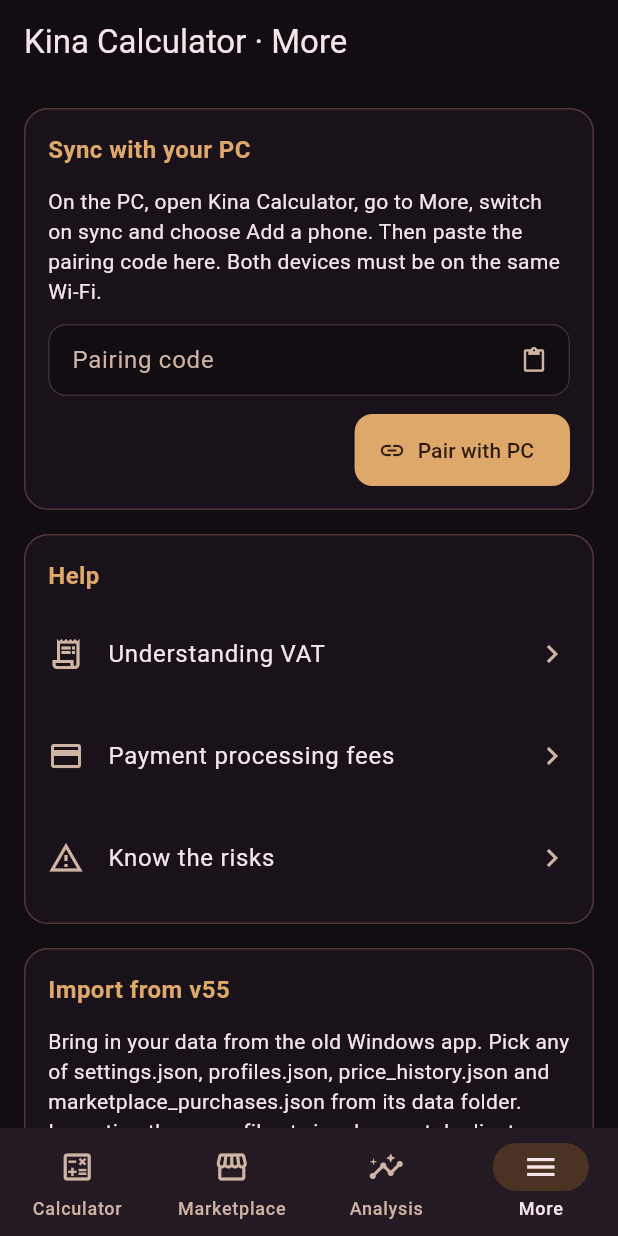
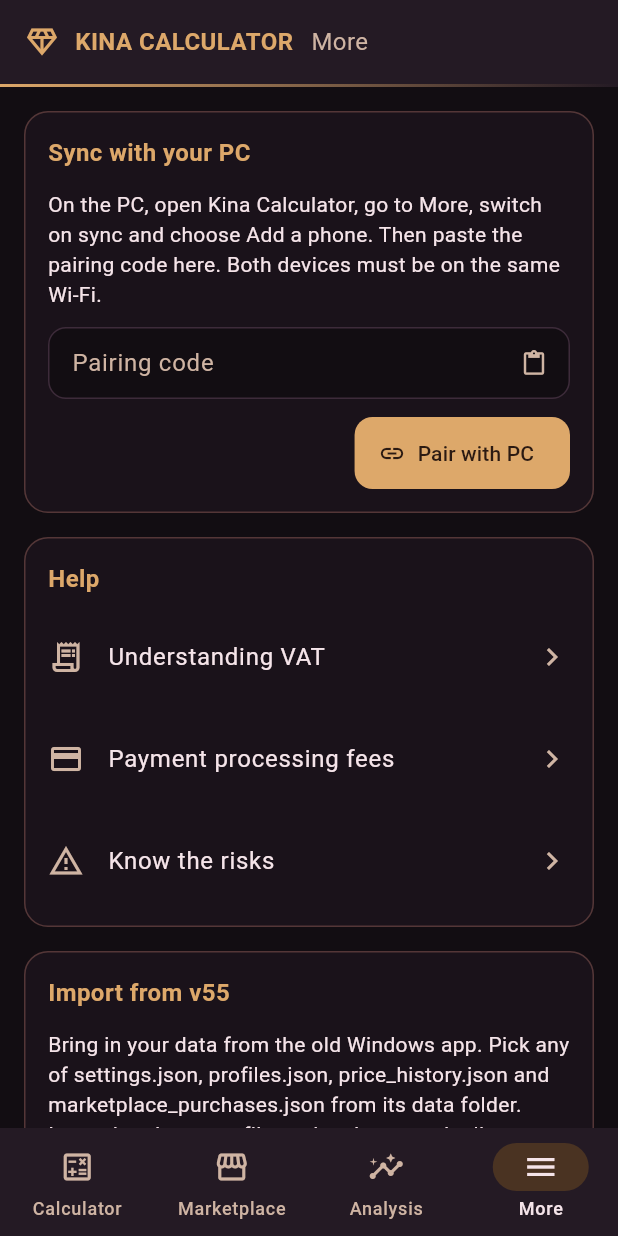
Before and after one commit to SarunasKir/Kina-calculator, a Flutter app: the screen it shows after launch, item 4 of the bottom bar chosen, on a phone screen of 412 x 824 dp. Run offline on Flutter 3.47's test engine with Material 3 defaults, Android fonts, the phone set to English and light mode, and no system bars; our stand-ins replace clock, decimal, drift, drift_flutter, file_picker, fl_chart and 2 more; missing offline and left inert: cryptography, rational; accounts and stored records are empty; generated files the repository leaves out were written again; statements that could not run were skipped.

Commit message:
feat(app): add the Aion header and green/red savings
Co-Authored-By: Claude Sonnet 5.5 <noreply@anthropic.com>
Claude-Session: https://claude.ai/code/session_01NHT2to46nH1h6QzY8tQ7mH

```diff
--- a/app/lib/src/app.dart
+++ b/app/lib/src/app.dart
@@ -82,10 +82,47 @@ class _HomeShellState extends ConsumerState<HomeShell> {
     );
     return Scaffold(
       appBar: AppBar(
-        title: Text(
-          _index == 0
-              ? 'Kina Calculator'
-              : 'Kina Calculator · ${_destinations[_index].label}',
+        backgroundColor: Theme.of(context).colorScheme.surfaceContainer,
+        titleSpacing: 16,
+        title: Row(
+          children: [
+            Icon(
+              Icons.diamond_outlined,
+              color: Theme.of(context).colorScheme.primary,
+            ),
+            const SizedBox(width: 10),
+            Flexible(
+              child: Text(
+                'KINA CALCULATOR',
+                overflow: TextOverflow.ellipsis,
+                style: Theme.of(context).textTheme.titleMedium,
+              ),
+            ),
+            if (_index != 0) ...[
+              const SizedBox(width: 12),
+              Text(
+                _destinations[_index].label,
+                style: Theme.of(context).textTheme.titleMedium?.copyWith(
+                  color: Theme.of(context).colorScheme.onSurfaceVariant,
+                  fontWeight: FontWeight.w400,
+                ),
+              ),
+            ],
+          ],
+        ),
+        bottom: PreferredSize(
+          preferredSize: const Size.fromHeight(2),
+          child: Container(
+            height: 2,
+            decoration: BoxDecoration(
+              gradient: LinearGradient(
+                colors: [
+                  Theme.of(context).colorScheme.primary,
+                  Theme.of(context).colorScheme.primary.withValues(alpha: 0),
+                ],
+              ),
+            ),
+          ),
         ),
       ),
       body: SafeArea(
--- a/app/lib/src/theme.dart
+++ b/app/lib/src/theme.dart
@@ -11,6 +11,18 @@ const _gold = Color(0xFFDDA86A);
 const _rose = Color(0xFF9A635B);
 const _line = Color(0xFF3D2B3A);
 const _red = Color(0xFFE84F4F);
+
+/// Green for savings, over [savingsGoodPanel].
+const savingsGood = Color(0xFF7FD6A0);
+
+/// Background of a savings result.
+const savingsGoodPanel = Color(0xFF1B3327);
+
+/// Red for a loss, over [savingsBadPanel].
+const savingsBad = Color(0xFFFF8A80);
+
+/// Background of a loss result.
+const savingsBadPanel = Color(0xFF4A1F24);
 
 const _scheme = ColorScheme(
   brightness: Brightness.dark,
@@ -101,11 +113,11 @@ final ThemeData aionTheme = ThemeData(
       shape: RoundedRectangleBorder(borderRadius: BorderRadius.circular(12)),
     ),
   ),
-  navigationRailTheme: const NavigationRailThemeData(
+  navigationRailTheme: NavigationRailThemeData(
     backgroundColor: _background,
-    indicatorColor: Color(0xFF4A3322),
-    selectedIconTheme: IconThemeData(color: _gold),
-    selectedLabelTextStyle: TextStyle(
+    indicatorColor: const Color(0xFF4A3322),
+    selectedIconTheme: const IconThemeData(color: _gold),
+    selectedLabelTextStyle: _textTheme.labelMedium?.copyWith(
       color: _gold,
       fontWeight: FontWeight.w600,
     ),
```
Also changed, not shown: app/lib/src/calculator/calculator_screen.dart (+22 -4 lines), 9 other files.
